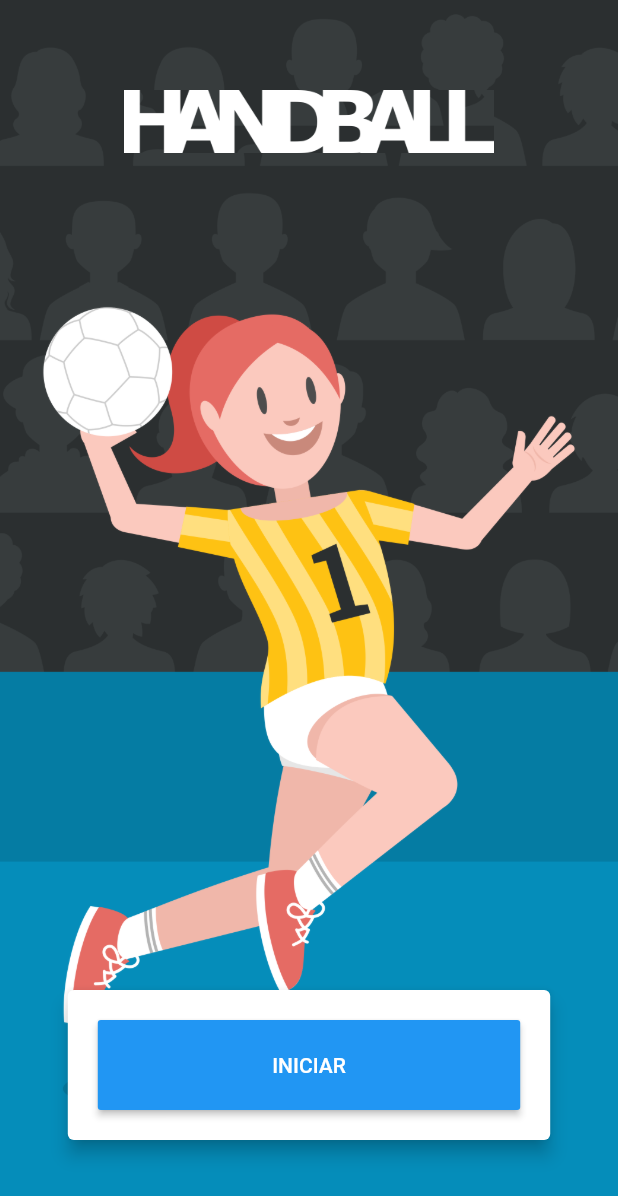
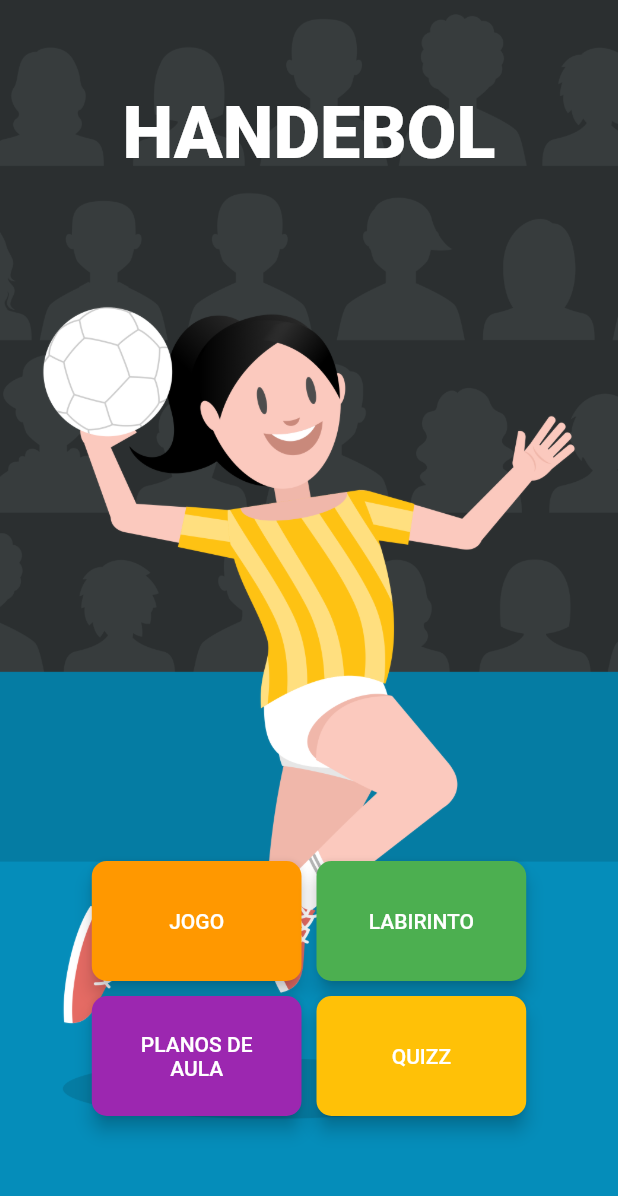
Before and after one commit to marcusvbp/handballthegame, a Flutter app: the screen it shows after launch, on a phone screen of 412 x 824 dp. Shown: the top 1196 px of the screen. Run offline on Flutter 3.47's test engine with Material 2 defaults, Android fonts, the phone set to English and light mode, and no system bars; our stand-ins replace go_router; missing offline and left inert: flame, flame_forge2d.

Commit message:
ajustes no layout da tela inicial e imagens

```diff
--- a/lib/games/handballthegame/components/player.dart
+++ b/lib/games/handballthegame/components/player.dart
@@ -107,9 +107,9 @@ class Player extends PositionComponent
       //   if(_collisionDirection != )
       // }
     }
-    if (!game.cameraComponent.canSee(this)) {
-      game.cameraComponent.moveTo(position, speed: 2000);
-    }
+    // if (!game.cameraComponent.canSee(this)) {
+    //   game.cameraComponent.moveTo(position, speed: 2000);
+    // }
   }
 
   void updateSpriteOnMove() {
--- a/lib/games/handballthegame/game.dart
+++ b/lib/games/handballthegame/game.dart
@@ -96,7 +96,7 @@ class HandeballTheGame extends Forge2DGame
 
     addAll([cameraComponent, world]);
 
-    cameraComponent.follow(ball);
+    cameraComponent.follow(_player);
 
     return super.onLoad();
   }
--- a/lib/interface/screens/main_screen.dart
+++ b/lib/interface/screens/main_screen.dart
@@ -1,4 +1,5 @@
 import 'package:flutter/material.dart';
+import 'package:flutter/services.dart';
 import 'package:go_router/go_router.dart';
 
 class MainScreen extends StatefulWidget {
@@ -9,6 +10,15 @@ class MainScreen extends StatefulWidget {
 }
 
 class _MainScreenState extends State<MainScreen> {
+  @override
+  void initState() {
+    SystemChrome.setPreferredOrientations([
+      DeviceOrientation.portraitDown,
+      DeviceOrientation.portraitUp,
+    ]);
+    super.initState();
+  }
+
   @override
   Widget build(BuildContext context) {
     return Scaffold(
@@ -24,9 +34,14 @@ class _MainScreenState extends State<MainScreen> {
             Center(
               child: Padding(
                 padding: const EdgeInsets.only(top: 60),
-                child: Image.asset(
-                  'assets/images/handball_title.png',
-                  width: MediaQuery.of(context).size.width * .60,
+                child: Text(
+                  'Handebol'.toUpperCase(),
+                  style: const TextStyle(
+                    color: Colors.white,
+                    fontWeight: FontWeight.w900,
+                    fontSize: 48,
+                  ),
+                  textAlign: TextAlign.center,
                 ),
               ),
             ),
@@ -36,28 +51,84 @@ class _MainScreenState extends State<MainScreen> {
                 padding: const EdgeInsets.only(bottom: 60),
                 child: SizedBox(
                   width: MediaQuery.of(context).size.width * .80,
-                  child: Card(
-                    elevation: 5,
-                    child: Padding(
-                      padding: const EdgeInsets.symmetric(
-                        horizontal: 20,
-                        vertical: 20,
+                  child: Padding(
+                    padding: const EdgeInsets.symmetric(
+                      horizontal: 20,
+                      vertical: 20,
+                    ),
+                    child: GridView(
+                      shrinkWrap: true,
+                      gridDelegate:
+                          const SliverGridDelegateWithFixedCrossAxisCount(
+                        crossAxisCount: 2,
+                        mainAxisSpacing: 10,
+                        crossAxisSpacing: 10,
+                        mainAxisExtent: 80,
                       ),
-                      child: SizedBox(
-                        height: 60,
-                        child: MaterialButton(
+                      children: [
+                        MaterialButton(
                           onPressed: () {
                             context.pushReplacement('/game');
                           },
-                          color: Theme.of(context).primaryColor,
+                          color: Colors.orange,
+                          elevation: 5,
+                          shape: RoundedRectangleBorder(
+                            borderRadius: BorderRadius.circular(10),
+                          ),
                           child: Text(
-                            'Iniciar'.toUpperCase(),
+                            'Jogo'.toUpperCase(),
+                            textAlign: TextAlign.center,
                             style: const TextStyle(
                               color: Colors.white,
                             ),
                           ),
                         ),
-                      ),
+                        MaterialButton(
+                          onPressed: () {},
+                          color: Colors.green,
+                          elevation: 5,
+                          shape: RoundedRectangleBorder(
+                            borderRadius: BorderRadius.circular(10),
+                          ),
+                          child: Text(
+                            'Labirinto'.toUpperCase(),
+                            textAlign: TextAlign.center,
+                            style: const TextStyle(
+                              color: Colors.white,
+                            ),
+                          ),
+                        ),
+                        MaterialButton(
+                          onPressed: () {},
+                          color: Colors.purple,
+                          elevation: 5,
+                          shape: RoundedRectangleBorder(
+                            borderRadius: BorderRadius.circular(10),
+                          ),
+                          child: Text(
+                            'Planos de Aula'.toUpperCase(),
+                            textAlign: TextAlign.center,
+                            style: const TextStyle(
+                              color: Colors.white,
+                            ),
+                          ),
+                        ),
+                        MaterialButton(
+                          onPressed: () {},
+                          color: Colors.amber,
+                          elevation: 5,
+                          shape: RoundedRectangleBorder(
+                            borderRadius: BorderRadius.circular(10),
+                          ),
+                          child: Text(
+                            'Quizz'.toUpperCase(),
+                            textAlign: TextAlign.center,
+                            style: const TextStyle(
+                              color: Colors.white,
+                            ),
+                          ),
+                        )
+                      ],
                     ),
                   ),
                 ),
```
Also changed, not shown: assets/images/court.png, assets/images/handeball_opening.png, pubspec.lock.
